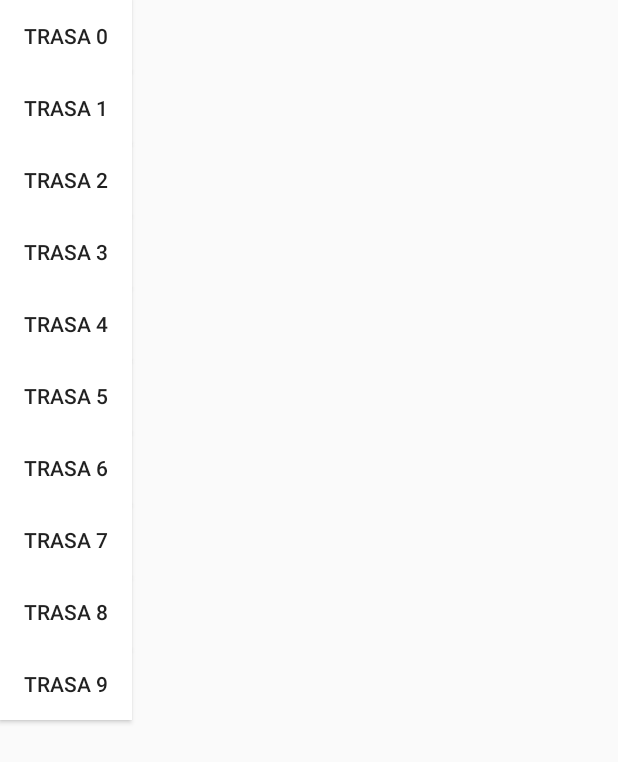
After one commit to Tyreyn/Magisterka, an Android app: the TracesActivity screen opened directly, with no data from a screen before it, on a phone screen of 412 x 824 dp. The commit adds this screen. Shown: the top 762 px of the screen. Run offline under Robolectric (Android 15) with nearby library versions, the phone set to English and light mode, and no system bars; 1 statement that could not run was skipped.

Commit message:
aad support for files with sequence of appeared signs

```diff
--- a/app/src/main/java/org/PolandSignsDetection/DetectorActivity.java
+++ b/app/src/main/java/org/PolandSignsDetection/DetectorActivity.java
@@ -307,7 +307,7 @@ public class DetectorActivity extends CameraActivity implements OnImageAvailable
                                     public void run() {
                                         if(newSign) ChangeImage();
 
-                                        showInference(lastProcessingTimeMs + "ms");
+                                        showInference(gps.speed*3.6 + "km/h");
                                     }
 
                                 });
--- a/app/src/main/java/org/PolandSignsDetection/GPSTracker.java
+++ b/app/src/main/java/org/PolandSignsDetection/GPSTracker.java
@@ -39,6 +39,8 @@ public class GPSTracker extends AppCompatActivity {
     protected double longitude;
 
     protected double latitude;
+
+    protected double speed;
 
     public GPSTracker(Context context) {
         this.mContext = context;
@@ -89,6 +91,7 @@ public class GPSTracker extends AppCompatActivity {
     private void updateLocation(Location location){
         longitude = location.getLongitude();
         latitude = location.getLatitude();
+        speed = location.getSpeed();
     }
     @Override
     public void onRequestPermissionsResult(int requestCode, @NonNull String[] permissions, @NonNull int[] grantResults) {
--- /dev/null
+++ b/app/src/main/java/org/PolandSignsDetection/TracesActivity.java
@@ -0,0 +1,112 @@
+package org.PolandSignsDetection;
+
+import android.content.Intent;
+import android.content.res.AssetManager;
+import android.graphics.Color;
+import android.os.Bundle;
+import android.view.MotionEvent;
+import android.view.View;
+import android.view.ViewGroup;
+import android.widget.ArrayAdapter;
+import android.widget.Button;
+import android.widget.ImageView;
+import android.widget.LinearLayout;
+import android.widget.ListView;
+import android.widget.Toast;
+
+import androidx.annotation.Nullable;
+import androidx.appcompat.app.AppCompatActivity;
+
+import org.PolandSignsDetection.env.Logger;
+
+import java.io.BufferedReader;
+import java.io.File;
+import java.io.FileInputStream;
+import java.io.IOException;
+import java.io.InputStream;
+import java.io.InputStreamReader;
+import java.util.ArrayList;
+import java.util.Arrays;
+
+public class TracesActivity extends AppCompatActivity {
+    public static final String TRACES = "Traces/";
+    private static final Logger LOGGER = new Logger();
+    private LinearLayout traceView;
+    protected ArrayList<String> detectedTraces;
+    AssetManager assetManager;
+    private Button startDetect;
+
+    @Override
+    protected void onCreate(@Nullable Bundle savedInstanceState) {
+        super.onCreate(savedInstanceState);
+        setContentView(R.layout.choose_trace);
+        assetManager = getAssets();
+        readTracesFile(assetManager, TRACES);
+        traceView = (LinearLayout) findViewById(R.id.choose_trace);
+        /**traceView = findViewById(R.id.trace_list);
+        ArrayAdapter<String> deviceAdapter =
+                new ArrayAdapter<>(
+                        TracesActivity.this , R.layout.listview_row, R.id.listview_row_text, detectedTraces);
+        traceView.setAdapter(deviceAdapter);**/
+        setUpTraces();
+    }
+    private void setUpTraces(){
+        for (int i = 0; i < detectedTraces.size(); i++) {
+            LinearLayout.LayoutParams params = new LinearLayout.LayoutParams(
+                    LinearLayout.LayoutParams.WRAP_CONTENT,
+                    LinearLayout.LayoutParams.WRAP_CONTENT);
+            Button btn = new Button(this);
+            btn.setId(i);
+            final int id_ = btn.getId();
+            btn.setText("Trasa " + id_);
+            btn.setBackgroundColor(Color.rgb(255,255, 255));
+            traceView.addView(btn, params);
+            startDetect = ((Button) findViewById(id_));
+            startDetect.setOnTouchListener(new View.OnTouchListener() {
+                @Override
+                public boolean onTouch(View view, MotionEvent motionEvent) {
+                    Toast.makeText(TracesActivity.this,"Wczytano mapę: " + view.getId(), Toast.LENGTH_SHORT).show();
+                    Intent intent = new Intent(TracesActivity.this, DetectorActivity.class);
+                    intent.putExtra("Trasa",parseTraceFile(assetManager,TRACES+"trace"+view.getId()+".txt"));
+                    startActivity(intent);
+                    return false;
+                }
+            });
+        }
+    }
+    private String[] parseTraceFile(AssetManager assetManager, String pathToFile){
+        BufferedReader reader;
+        String[] buffor = new String[200];
+        int i = 0;
+        try{
+            final InputStream file = assetManager.open(pathToFile);
+            reader = new BufferedReader(new InputStreamReader(file));
+            String line;
+            while((line=reader.readLine()) != null){
+                LOGGER.d("[TRACE] Kolejność znaków na trasie["+i+"]: "+ line);
+                buffor[i] =line;
+                i++;
+            }
+        } catch(IOException ioe){
+            ioe.printStackTrace();
+        }
+        return Arrays.copyOfRange(buffor,0,i-1);
+    }
+    private void readTracesFile(AssetManager mgr, String path) {
+        detectedTraces = new ArrayList<String>();
+        try {
+            String[] files = mgr.list(path);
+            for (String file : files) {
+                String[] splits = file.split("\\.");
+                if (splits[splits.length - 1].equals("txt")) {
+                    LOGGER.d("[TRACES_FILE] znaleziono:" +file);
+                    detectedTraces.add(file);
+                }
+            }
+        }
+        catch (IOException e)
+        {
+            LOGGER.d("[TRACES_FILE] Błąd przy szukaniu pliku: " + e.getMessage());
+        }
+    }
+}
--- /dev/null
+++ b/app/src/main/res/layout/choose_trace.xml
@@ -0,0 +1,11 @@
+<?xml version="1.0" encoding="utf-8"?>
+<LinearLayout xmlns:android="http://schemas.android.com/apk/res/android"
+    android:layout_width="match_parent"
+    android:layout_height="match_parent">
+
+    <LinearLayout
+        android:id="@+id/choose_trace"
+        android:layout_width="match_parent"
+        android:layout_height="match_parent"
+        android:orientation="vertical"></LinearLayout>
+</LinearLayout>
--- a/app/src/main/res/layout/tfe_od_layout_bottom_sheet.xml
+++ b/app/src/main/res/layout/tfe_od_layout_bottom_sheet.xml
@@ -171,7 +171,7 @@
             android:layout_height="wrap_content" />
 
         <ListView
-            android:id="@+id/model_list"
+            android:id="@+id/trace_list"
             android:layout_width="match_parent"
             android:layout_height="wrap_content" />
     </LinearLayout>
```
Also changed, not shown: app/src/main/AndroidManifest.xml (+7 -0 lines), app/src/main/assets/Traces/trace0.txt (added, +8 -0 lines), app/src/main/java/org/PolandSignsDetection/CameraActivity.java (+1 -7 lines), app/src/main/java/org/PolandSignsDetection/MainActivity.java (+20 -87 lines), app/src/main/res/layout/activity_main.xml (+6 -35 lines), app/src/main/res/layout/tracesview_row.xml (added, +17 -0 lines), app/src/main/assets/Traces/trace1.txt (added), app/src/main/assets/Traces/trace2.txt (added), app/src/main/assets/Traces/trace3.txt (added), app/src/main/assets/Traces/trace4.txt (added), app/src/main/assets/Traces/trace5.txt (added), app/src/main/assets/Traces/trace6.txt (added), app/src/main/assets/Traces/trace7.txt (added), app/src/main/assets/Traces/trace8.txt (added), 1 more files.
